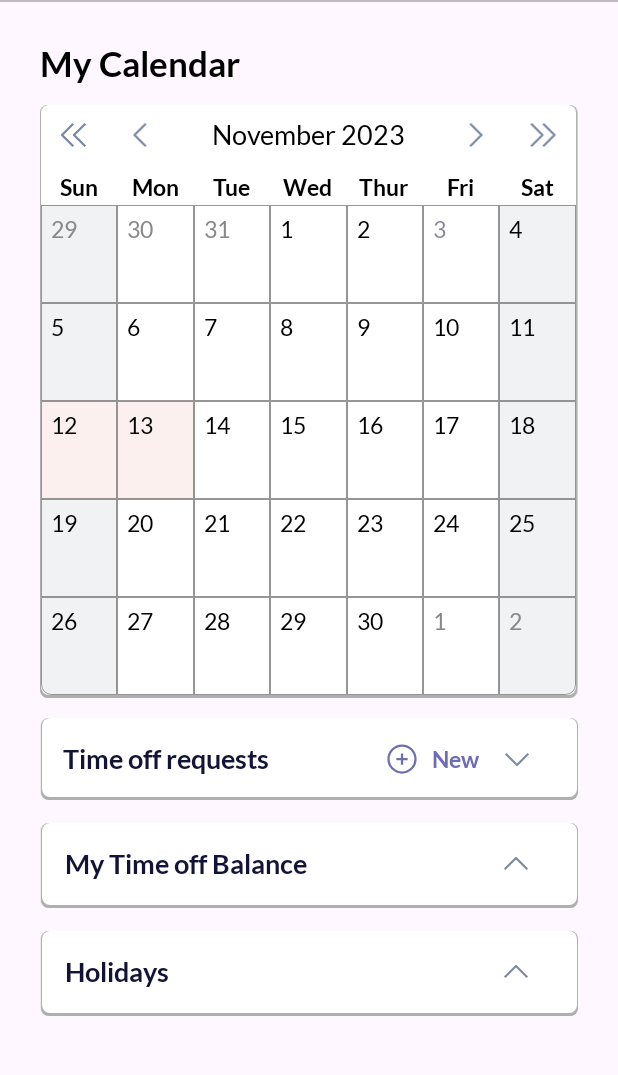
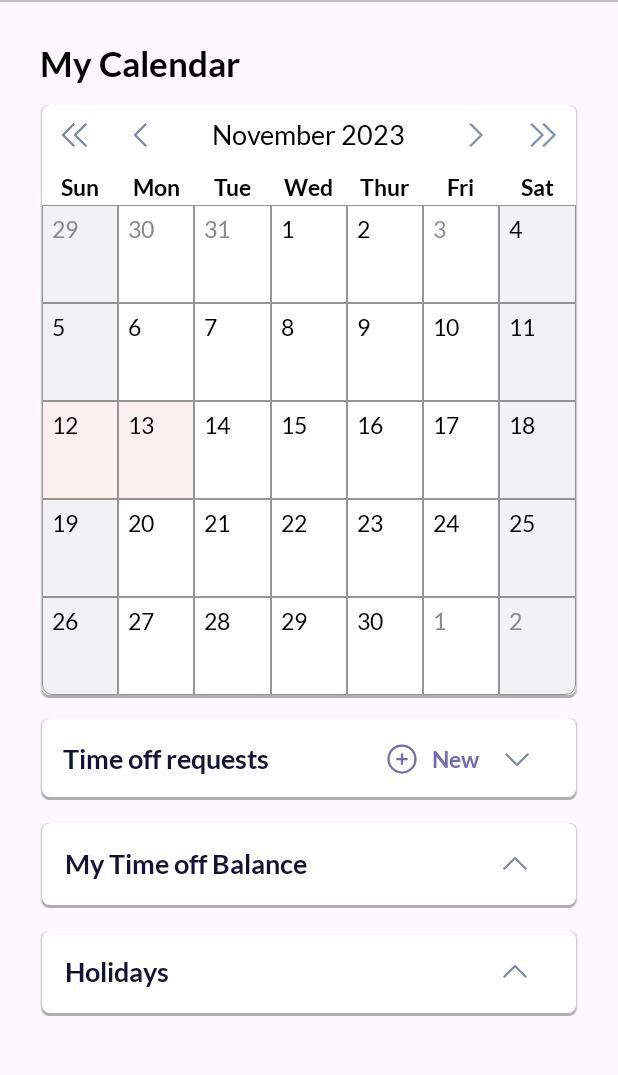
Before and after one commit to jaypalrana/CalendarDemo, an Android app: the screen it shows after launch (CalenderActivity), on a phone screen of 412 x 824 dp, the part 96-1171 px from its top. Run offline under Robolectric (Android 15) with nearby library versions, the light colour scheme and no system bars; our stand-ins replace data binding, sdp/ssp sizes.

Commit message:
initial commit

```diff
--- a/app/src/main/res/drawable/calendar_round.xml
+++ b/app/src/main/res/drawable/calendar_round.xml
@@ -2,21 +2,21 @@
 <layer-list xmlns:android="http://schemas.android.com/apk/res/android">
     <item>
         <shape>
-            <padding android:top="0dp" android:right="0dp" android:bottom="0dp" android:left="0dp" />
+            <padding android:top="0dp" android:right="1dp" android:bottom="0dp" android:left="1dp" />
             <solid android:color="#ececec" />
             <corners android:radius="5dp" />
         </shape>
     </item>
     <item>
         <shape>
-            <padding android:top="0dp" android:right="1dp" android:bottom="0dp" android:left="0dp" />
+            <padding android:top="0dp" android:right="1dp" android:bottom="0dp" android:left="1dp" />
             <solid android:color="#d0d0d0" />
             <corners android:radius="5dp" />
         </shape>
     </item>
     <item>
         <shape>
-            <padding android:top="0.5dp" android:right="1dp" android:bottom="2dp" android:left="1dp" />
+            <padding android:top="0.5dp" android:right="0.5dp" android:bottom="2dp" android:left="0.5dp" />
             <solid android:color="#afafaf" />
             <corners android:radius="5dp" />
         </shape>
--- a/app/src/main/res/drawable/layout_background.xml
+++ b/app/src/main/res/drawable/layout_background.xml
@@ -2,21 +2,21 @@
 <layer-list xmlns:android="http://schemas.android.com/apk/res/android">
     <item>
         <shape>
-            <padding android:top="0dp" android:right="0.5dp" android:bottom="0dp" android:left="1dp" />
+            <padding android:top="0dp" android:right="1dp" android:bottom="0dp" android:left="1dp" />
             <solid android:color="#ececec" />
             <corners android:radius="5dp" />
         </shape>
     </item>
     <item>
         <shape>
-            <padding android:top="0dp" android:right="0dp" android:bottom="0dp" android:left="0dp" />
+            <padding android:top="0dp" android:right="1dp" android:bottom="0dp" android:left="1dp" />
             <solid android:color="#d0d0d0" />
             <corners android:radius="5dp" />
         </shape>
     </item>
     <item>
         <shape>
-            <padding android:top="0.5dp" android:right="1dp" android:bottom="2dp" android:left="1dp" />
+            <padding android:top="0.5dp" android:right="0.5dp" android:bottom="2dp" android:left="0.5dp" />
             <solid android:color="#afafaf" />
             <corners android:radius="5dp" />
         </shape>
```
